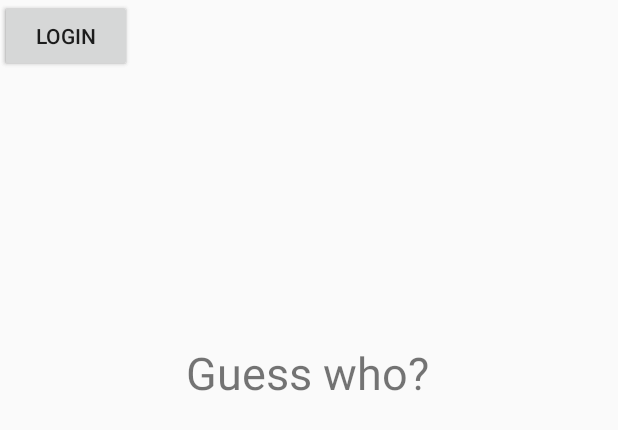
After one commit to build-week-guess-who/Android, an Android app: the layout sign_up_screen.xml on its own in the app's theme, with its tools: preview values and no code run, on a phone screen of 412 x 824 dp. The commit adds this screen. Shown: the top 430 px of the screen. Run offline under Robolectric (Android 15) with nearby library versions, the phone set to English and light mode, and no system bars.

Commit message:
first commit

```diff
--- a/app/build.gradle
+++ b/app/build.gradle
@@ -29,7 +29,9 @@ dependencies {
     implementation 'androidx.appcompat:appcompat:1.0.2'
     implementation 'androidx.core:core-ktx:1.0.2'
     implementation 'androidx.constraintlayout:constraintlayout:1.1.3'
+    implementation 'androidx.legacy:legacy-support-v4:1.0.0'
     testImplementation 'junit:junit:4.12'
     androidTestImplementation 'androidx.test:runner:1.2.0'
     androidTestImplementation 'androidx.test.espresso:espresso-core:3.2.0'
+    implementation 'androidx.recyclerview:recyclerview:1.1.0-beta03'
 }
--- /dev/null
+++ b/app/src/main/java/com/example/twitterpresidents/model/PresidentialCandidate.kt
@@ -0,0 +1,5 @@
+package com.example.twitterpresidents
+
+import java.io.Serializable
+
+class PresidentialCandidate(portrait : Int, name : String, twitterHandle : String) : Serializable
--- /dev/null
+++ b/app/src/main/res/layout/sign_up_screen.xml
@@ -0,0 +1,38 @@
+<?xml version="1.0" encoding="utf-8"?>
+
+<androidx.constraintlayout.widget.ConstraintLayout xmlns:tools="http://schemas.android.com/tools"
+    android:orientation="vertical"
+    android:layout_width="match_parent"
+    android:layout_height="match_parent"
+    xmlns:android="http://schemas.android.com/apk/res/android"
+    xmlns:app="http://schemas.android.com/apk/res-auto">
+
+    <TextView
+        android:layout_width="wrap_content"
+        android:layout_height="wrap_content"
+        android:text="Guess who?"
+        android:textSize="30sp"
+        app:layout_constraintBottom_toBottomOf="parent"
+        app:layout_constraintEnd_toEndOf="parent"
+        app:layout_constraintHorizontal_bias="0.497"
+        app:layout_constraintStart_toStartOf="parent"
+        app:layout_constraintTop_toTopOf="parent"
+        app:layout_constraintVertical_bias="0.291" />
+
+    <Button
+        android:id="@+id/button"
+        android:layout_width="wrap_content"
+        android:layout_height="wrap_content"
+        android:text="Sign up"
+        tools:layout_editor_absoluteX="161dp"
+        tools:layout_editor_absoluteY="470dp" />
+
+    <Button
+        android:id="@+id/button2"
+        android:layout_width="wrap_content"
+        android:layout_height="wrap_content"
+        android:text="Login"
+        tools:layout_editor_absoluteX="161dp"
+        tools:layout_editor_absoluteY="580dp" />
+
+</androidx.constraintlayout.widget.ConstraintLayout>
--- a/app/src/main/res/values/strings.xml
+++ b/app/src/main/res/values/strings.xml
@@ -1,3 +1,6 @@
 <resources>
     <string name="app_name">TwitterPresidents</string>
+
+    <!-- TODO: Remove or change this placeholder text -->
+    <string name="hello_blank_fragment">Hello blank fragment</string>
 </resources>
```
Also changed, not shown: app/src/main/java/com/example/twitterpresidents/CandidateChoiceListAdapter.kt (added, +24 -0 lines), app/src/main/java/com/example/twitterpresidents/CustomButtonFragment.kt (added, +100 -0 lines), app/src/main/res/layout/fragment_custom_button.xml (added, +14 -0 lines), app/src/main/res/drawable/Ellipse.png (added), app/src/main/res/drawable/Ellipse@2x.png (added), app/src/main/res/drawable/guess_who.png (added), app/src/main/res/drawable/heart-outline.png (added), app/src/main/res/drawable/heart-outline@2x.png (added), app/src/main/res/drawable/question-mark-outline.png (added), app/src/main/res/drawable/question-mark-outline@2x.png (added), app/src/main/res/drawable/sample_game_screen.png (added), app/src/main/res/drawable/sample_game_screen@2x.png (added), app/src/main/res/drawable/twitter bird.png (added).
